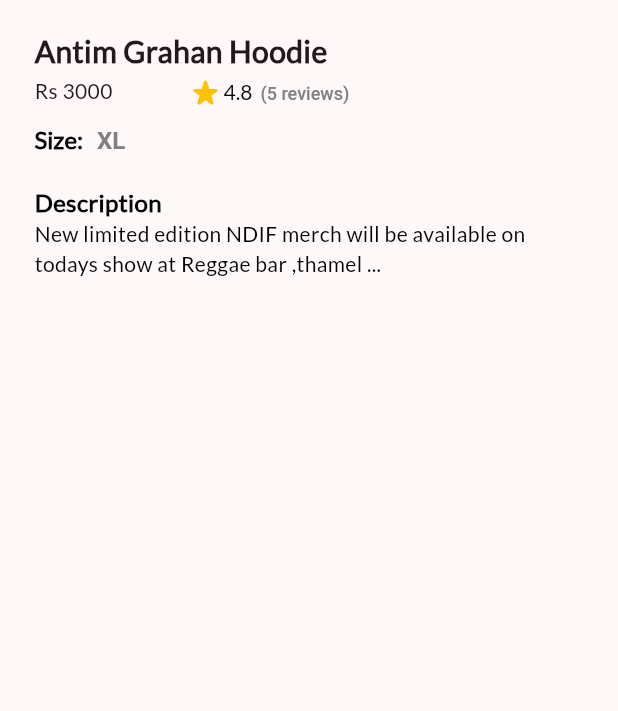
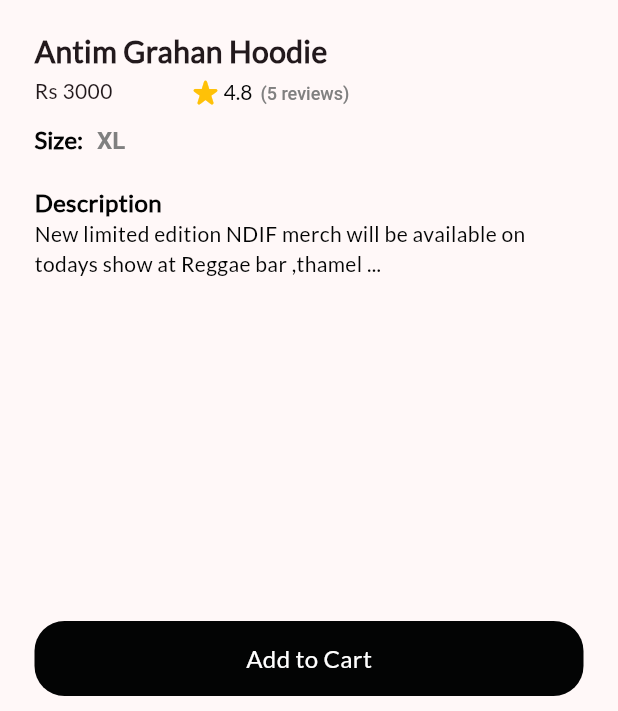
Before and after one commit to bineshburjamagar/sick-rags-flutter, a Flutter app: the ProductsDetailsPage screen opened by its route, on a phone screen of 412 x 824 dp, the part 525-1236 px from its top. Run offline on Flutter 3.47's test engine with Material 2 defaults, Android fonts, the phone set to English and light mode, and no system bars; drawn by our look-alikes of cached_network_image, carousel_slider; our stand-ins replace bot_toast; network calls fail.

Commit message:
bottoast and add cart button

```diff
--- a/lib/main.dart
+++ b/lib/main.dart
@@ -1,3 +1,4 @@
+import 'package:bot_toast/bot_toast.dart';
 import 'package:flutter/material.dart';
 import 'package:provider/provider.dart';
 import 'package:sick_rags_flutter/config/app_colors.dart';
@@ -43,6 +44,8 @@ class MyApp extends StatelessWidget {
         })),
         useMaterial3: true,
       ),
+      builder: BotToastInit(),
+      navigatorObservers: [BotToastNavigatorObserver()],
       initialRoute: SplashPage.routeName,
       onGenerateRoute: AppRoute.onGenerateRoute,
       debugShowCheckedModeBanner: false,
--- a/lib/screens/nav_page/products_details_page.dart
+++ b/lib/screens/nav_page/products_details_page.dart
@@ -1,3 +1,4 @@
+import 'package:bot_toast/bot_toast.dart';
 import 'package:flutter/material.dart';
 
 import '../../config/config.dart';
@@ -144,6 +145,24 @@ class ProductsDetailsPage extends StatelessWidget {
           )
         ],
       ),
+      bottomNavigationBar: InkWell(
+        onTap: () => BotToast.showText(text: 'Item added to cart'),
+        child: Container(
+          width: double.infinity,
+          height: 50,
+          padding: const EdgeInsets.all(10.0),
+          margin: const EdgeInsets.symmetric(horizontal: 23.0, vertical: 10.0),
+          decoration: BoxDecoration(
+              color: AppColors.primaryColor,
+              borderRadius: BorderRadius.circular(20.0)),
+          child: const Center(
+            child: Text(
+              'Add to Cart',
+              style: TextStyle(color: Colors.white, fontSize: 16.0),
+            ),
+          ),
+        ),
+      ),
     );
   }
 }
--- a/pubspec.yaml
+++ b/pubspec.yaml
@@ -17,6 +17,7 @@ dependencies:
   provider: ^6.0.5
   cached_network_image: ^3.2.3
   carousel_slider: ^4.2.1
+  bot_toast: ^4.0.4
 
 dev_dependencies:
   flutter_test:
```
Also changed, not shown: pubspec.lock.
